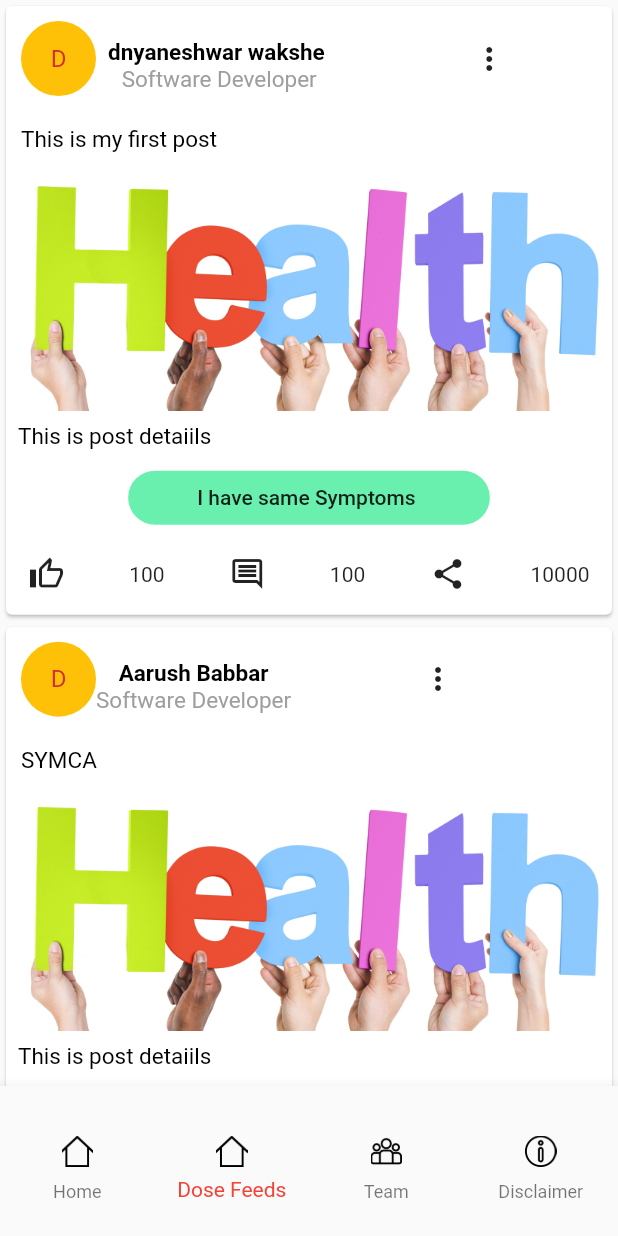
After one commit to satyamchmobo/covidEssentialInfoSystem, a Flutter app: the screen it shows after launch, item 2 of the bottom bar chosen, on a phone screen of 412 x 824 dp. The commit adds this screen. Run offline on Flutter 3.47's test engine with Material 2 defaults, Android fonts, the phone set to English and light mode, and no system bars; our stand-ins replace circular_profile_avatar, cloud_firestore, firebase_auth, firebase_core, fluttertoast, get and 3 more; missing offline and left inert: external_app_launcher; accounts and stored records are empty.

Commit message:
dose feed bydny added

```diff
--- a/lib/main.dart
+++ b/lib/main.dart
@@ -9,6 +9,7 @@ import 'package:covidessen/view/screens/stateweb.dart';
 import 'package:covidessen/view/screens/twitter_screen.dart';
 import 'package:covidessen/view/screens/twittercard.dart';
 import 'package:covidessen/view/screens/team.dart';
+import 'package:covidessen/view/screens/user_cards.dart';
 // import 'package:covidessen/view/screens/plasma.dart';
 import 'package:covidessen/view/screens/vaccineRegis.dart';
 import 'package:covidessen/view/screens/whatsapp.dart';
@@ -77,7 +78,9 @@ class _RootPageState extends State<RootPage> {
 
   List<Widget> pages = [
     SymptomsPage(),
-    AboutUsPage(),
+
+    UserCards(),
+     AboutUsPage(),
     Disclaimer_page(),
   ];
 
@@ -109,6 +112,23 @@ class _RootPageState extends State<RootPage> {
               ),
               title: Text(
                 "Home",
+                style: GoogleFonts.poppins(
+                    fontSize: 12,
+                    fontWeight: FontWeight.w500,
+                    color: Color(0xFF3E5061)),
+              ),
+            ),
+              BottomNavigationBarItem(
+              icon: Padding(
+                padding: const EdgeInsets.only(bottom: 7, top: 10),
+                child: Container(
+                  height: 21,
+                  width: 30,
+                  child: Image.asset("assets/home-web-button-outline.png"),
+                ),
+              ),
+              title: Text(
+                "Dose Feeds",
                 style: GoogleFonts.poppins(
                     fontSize: 12,
                     fontWeight: FontWeight.w500,
--- a/lib/view/screens/team.dart
+++ b/lib/view/screens/team.dart
@@ -72,7 +72,7 @@ class _AboutUsPageState extends State<AboutUsPage> {
                     SizedBox(
                         height: 80,
                         width: 80,
-                        child: Image.asset("images/cowicon.png")),
+                        child: Image.asset("images/launch-.jpg")),
                   ],
                 ),
               ),
--- /dev/null
+++ b/lib/view/screens/user_cards.dart
@@ -0,0 +1,201 @@
+import 'package:flutter/material.dart';
+class UserCards extends StatefulWidget {
+  @override
+  _UserCardsState createState() => _UserCardsState();
+}
+
+class _UserCardsState extends State<UserCards> {
+
+  @override
+  Widget build(BuildContext context) {
+    return Scaffold(
+      // In this I want to build list view by calling
+      body: new ListViewBuilder(),
+
+
+    );
+  }
+}
+class ListViewBuilder extends StatelessWidget {
+  // from this list data have to fatch
+  List<Map> products =  [
+    {"id": "01" ,"name":"dnyaneshwar wakshe ", "postCaption":"This is my first post", "postDetail":"We provide fund for your ideas."},
+    {"id": "02" ,"name":"Aarush Babbar", "postCaption":"SYMCA", "postDetail":"VIT , Pune"},
+    {"id": "03" ,"name":"Abrar Alsam", "postCaption":"SYMCA", "postDetail":"VIT , Pune"},
+    {"id": "04" ,"name":"Satyam Chaurasiya", "postCaption":"SYMCA", "postDetail":"VIT , Pune"},
+
+  ];
+  @override
+  Widget build(BuildContext context) {
+    return   Scaffold(
+      //====================== List View is here ===========================
+        // body: Container(
+        //   child: ListView.separated(        // To add separation line between the ListView
+        //         separatorBuilder: (context, index) => Divider(
+        //           color: Colors.grey
+        //         ),
+
+        //           itemCount: products.length,
+        //           itemBuilder: (BuildContext context, int index){
+        //           return ListTile(
+        //             leading: Icon(Icons.person),
+        //             trailing: Text(products[index]["id"]),
+        //             title: Text(products[index]["name"]),
+        //           );
+        //         },
+        //     ),
+        //  ),
+
+
+
+    body: Container(
+      child: ListView.builder(
+        itemCount: products.length,
+        itemBuilder: (BuildContext context, int index){
+          return Card(
+            child: Column(
+                        mainAxisAlignment: MainAxisAlignment.start,
+                        children: [
+                          Padding(
+                            padding: const EdgeInsets.all(10.0),
+                            child: Row(
+                              children: [
+                                CircleAvatar(
+                                  backgroundColor: Colors.amber,
+                                  child: Text("D"),
+                                  radius: 25,
+                                ),
+                                Column(
+                                  //mainAxisAlignment: MainAxisAlignment.spaceBetween,
+                                  children: [
+                                    Row(
+                                      children: [
+                                        Column(
+                                          children: [
+                                            //========= Owner name ======
+                                            Padding(
+                                              padding: const EdgeInsets.only(
+                                                  top: 10.0,
+                                                  right: 8.0,
+                                                  left: 8.0),
+                                              child: Text(
+                                              products[index]["name"],
+                                                style: TextStyle(
+                                                    color: Colors.black,
+                                                    fontSize: 15,
+                                                    fontWeight:
+                                                        FontWeight.bold),
+                                              ),
+                                            ),
+                                            // ======== subtitle ======
+                                            Text(
+                                              "Software Developer",
+                                              style: TextStyle(
+                                                color: Colors.grey,
+                                                fontSize: 15,
+                                              ),
+                                            ),
+                                          ],
+                                        ),
+                                        Padding(
+                                          padding:
+                                              const EdgeInsets.only(left: 70.0),
+                                          child: IconButton(
+                                            alignment: Alignment.centerRight,
+                                            onPressed: () {},
+                                            icon: Icon(Icons.more_vert),
+                                          ),
+                                        ),
+                                      ],
+                                    ),
+                                  ],
+                                ),
+                              ],
+                            ),
+                          ),
+
+                          //========== post caption ======
+                          Row(
+                            crossAxisAlignment: CrossAxisAlignment.start,
+                            children: [
+                              Padding(
+                                padding: const EdgeInsets.all(10.0),
+                                child: Text(
+                                  products[index]["postCaption"],
+                                  style: TextStyle(
+                                    color: Colors.black,
+                                    fontSize: 15,
+                                  ),
+                                ),
+                              ),
+                            ],
+                          ),
+                          // for single post sigle image asset view and for multiple photos carousel should  used
+
+                          Image(
+                            image: AssetImage('assets/health-at-work.jpg'),
+                          ),
+
+                          // post details
+                          Padding(
+                            padding: const EdgeInsets.all(8.0),
+                            child: Row(
+                              crossAxisAlignment: CrossAxisAlignment.start,
+                              children: [
+                                Text(
+                                  "This is post detaiils ",
+                                  style: TextStyle(
+                                    color: Colors.black,
+                                    fontSize: 15,
+                                  ),
+                                ),
+                              ],
+                            ),
+                          ),
+
+                          // Invest button
+                          FlatButton(
+                            color: Colors.greenAccent,
+                            shape: StadiumBorder(),
+                            onPressed: () {
+                              // Navigator.push(
+                              //   context,
+                              //   MaterialPageRoute(builder: (context) => Invest()),);
+                            },
+                            child: Padding(
+                              padding: const EdgeInsets.only(
+                                  right: 30.0, left: 30.0),
+                              child: Text("I have same Symptoms "),
+                            ),
+                          ),
+
+                          // ================= like comment and share ===============
+                            Padding(
+                              padding: const EdgeInsets.all(15.0),
+                              child: Row(
+                                  mainAxisAlignment: MainAxisAlignment.spaceBetween,
+                                  children: [
+                                    Icon(Icons.thumb_up_alt_outlined),
+                                    Text("100"),
+                                    Icon(Icons.comment_outlined),
+                                    Text("100"),
+                                    Icon(Icons.share_sharp),
+                                    Text("10000"),
+                                  ],
+                                ),
+                            )
+                        ],
+                      ),
+          );
+        },
+      ),
+
+
+    ),
+    );
+
+
+
+
+  }
+}
```
Also changed, not shown: assets/health-at-work.jpg (added), assets/opp.png (added).
